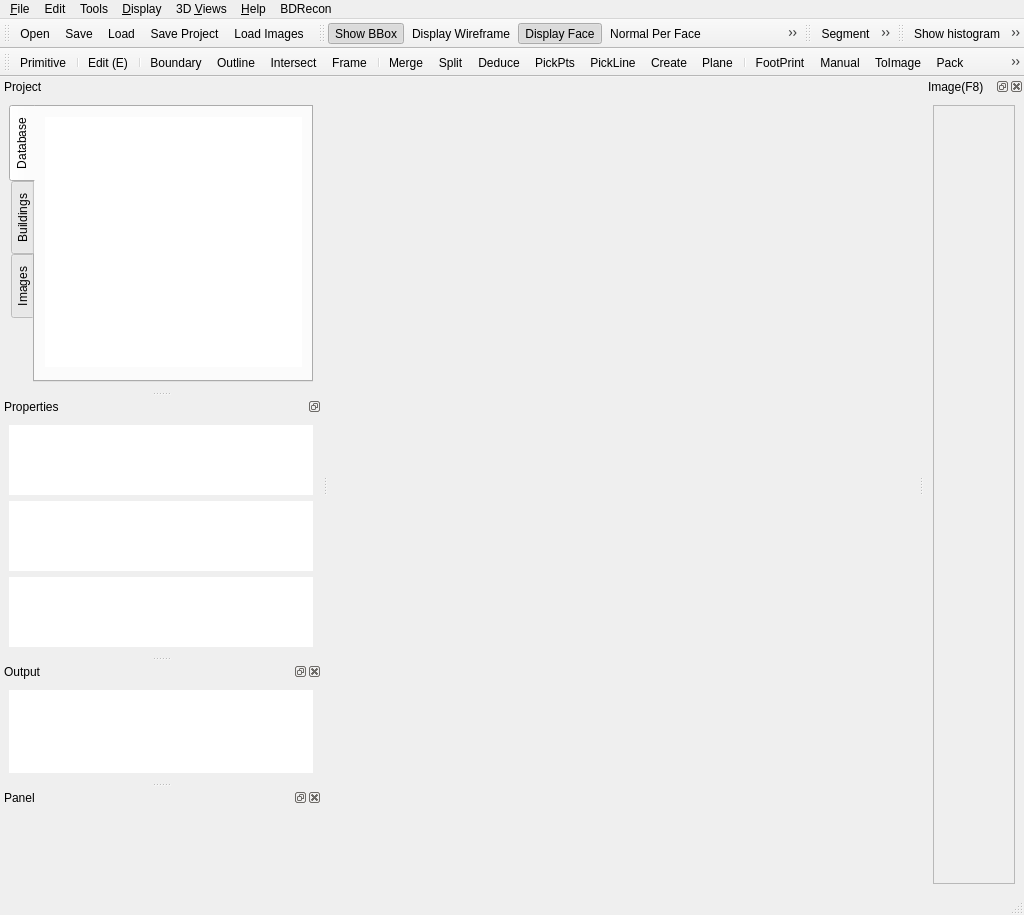
Old version of the form qCC/ui_templates/mainWindow.ui in the repository CloudCompare/CloudCompare.
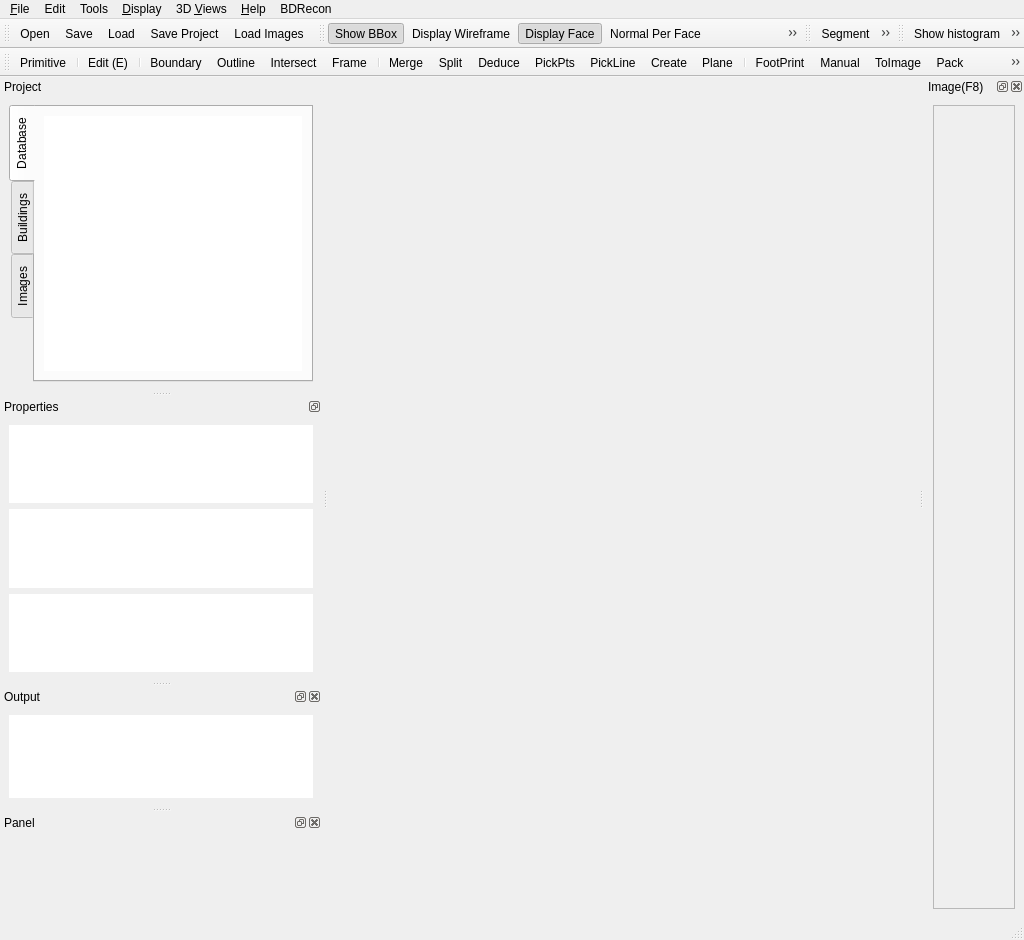
New version of the form. Icons and pictures are not drawn. Custom widgets are drawn as their Qt base class.

What changed in the file:
```diff
--- a/qCC/ui_templates/mainWindow.ui
+++ b/qCC/ui_templates/mainWindow.ui
@@ -7,7 +7,7 @@
     <x>0</x>
     <y>0</y>
     <width>1024</width>
-    <height>871</height>
+    <height>940</height>
    </rect>
   </property>
   <property name="sizePolicy">
@@ -642,15 +642,9 @@
         <attribute name="title">
          <string>Database</string>
         </attribute>
+        <layout class="QVBoxLayout">
+         <item>
         <widget class="ccCustomQTreeView" name="dbMainTreeView">
-         <property name="geometry">
-          <rect>
-           <x>10</x>
-           <y>10</y>
-           <width>257</width>
-           <height>250</height>
-          </rect>
-         </property>
          <property name="minimumSize">
           <size>
            <width>150</width>
@@ -701,6 +695,8 @@
           <bool>true</bool>
          </property>
         </widget>
+         </item>
+        </layout>
        </widget>
        <widget class="QWidget" name="Buildings">
         <attribute name="icon">
```
Lines whose indentation alone changed are shown as unchanged.
